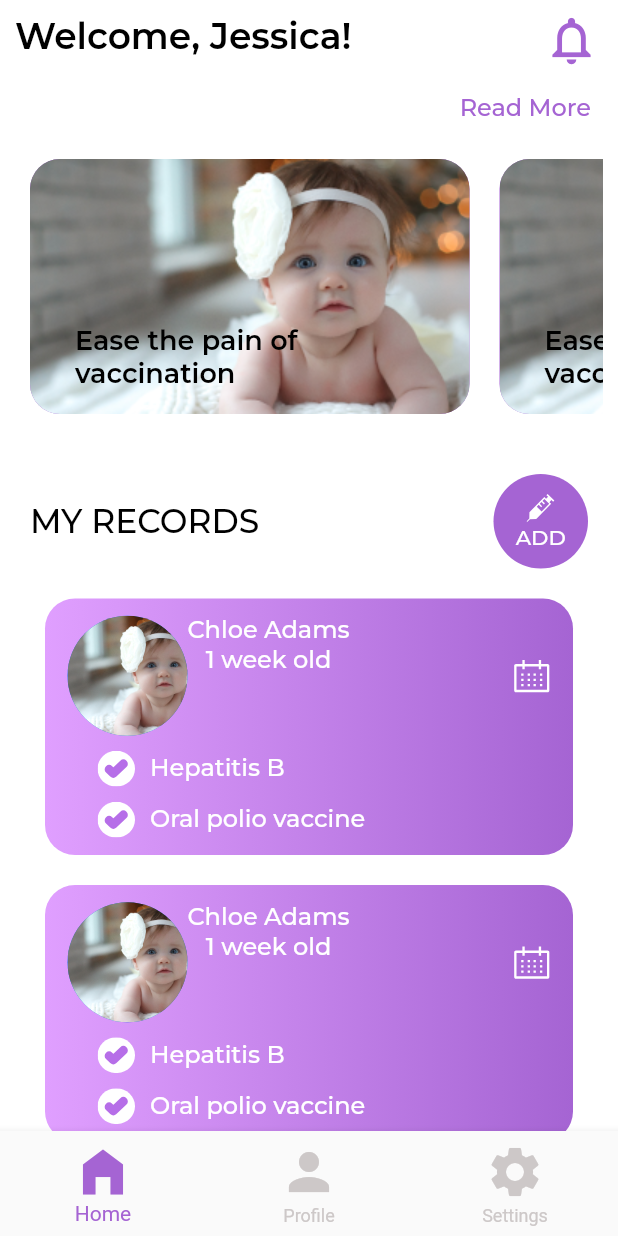
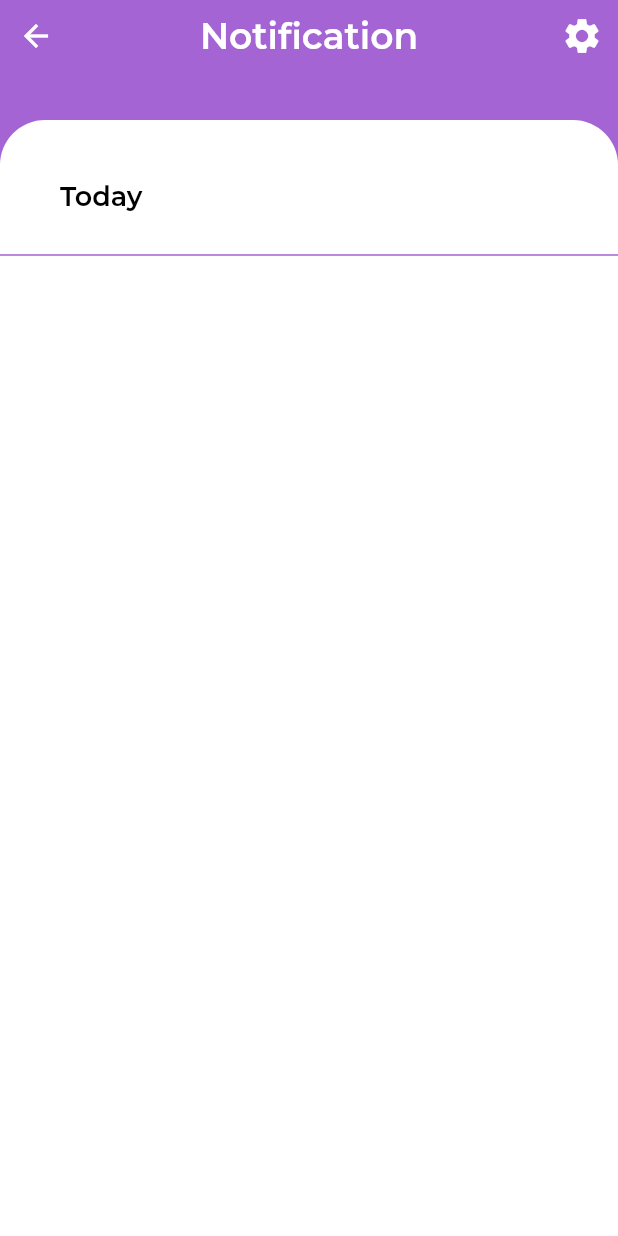
Before and after one commit to MaxTrent/immune_africa, a Flutter app: the screen it shows after launch, after a tap on the "notifications none" icon, on a phone screen of 412 x 824 dp. Run offline on Flutter 3.47's test engine with Material 2 defaults, Android fonts, the phone set to English and light mode, and no system bars; our stand-ins replace country_picker, csc_picker, dotted_border, firebase_core, flutter_svg, google_fonts and 2 more; accounts and stored records are empty.

Commit message:
new screens

```diff
--- a/lib/screens/dashbord.dart
+++ b/lib/screens/dashbord.dart
@@ -64,7 +64,7 @@ class Dashboard extends StatelessWidget {
                                padding: const EdgeInsets.all(10.0),
                                child: GestureDetector(
                                  onTap: (){
-                                   Navigator.of(context).push(MaterialPageRoute(builder: (context)=> RecordDetails()));
+                                   Navigator.of(context).push(MaterialPageRoute(builder: (context)=> const RecordDetails()));
                                  },
                                  child: Container(
                                    width: 337,
@@ -109,24 +109,24 @@ class Dashboard extends StatelessWidget {
                                              SvgPicture.asset('assets/calendar.svg'),
                                            ],
                                          ),
-                                         SizedBox(height: 10,),
+                                         const SizedBox(height: 10,),
                                          Padding(
-                                           padding: EdgeInsets.symmetric(horizontal: 20.0),
+                                           padding: const EdgeInsets.symmetric(horizontal: 20.0),
                                            child: Row(
                                              children: [
                                                SvgPicture.asset('assets/checkmark.svg'),
-                                               SizedBox(width: 10,),
+                                               const SizedBox(width: 10,),
                                                Text('Hepatitis B', style: Theme.of(context).textTheme.headline1,),
                                              ],
                                            ),
                                          ),
-                                         SizedBox(height: 10,),
+                                         const SizedBox(height: 10,),
                                          Padding(
-                                           padding: EdgeInsets.symmetric(horizontal: 20.0),
+                                           padding: const EdgeInsets.symmetric(horizontal: 20.0),
                                            child: Row(
                                              children: [
                                                SvgPicture.asset('assets/checkmark.svg'),
-                                               SizedBox(width: 10,),
+                                               const SizedBox(width: 10,),
                                                Text('Oral polio vaccine', style: Theme.of(context).textTheme.headline1,),
                                              ],
                                            ),
@@ -193,7 +193,7 @@ class _buildAppBar extends StatelessWidget {
           mainAxisAlignment: MainAxisAlignment.spaceBetween,
           children: [
             Text('Welcome, Jessica!', style: Theme.of(context).textTheme.headline2!.copyWith(color: Colors.black),),
-            IconButton(onPressed: (){}, icon: const Icon(Icons.notifications_none, size: 38, color: primaryAppColor,))
+            IconButton(onPressed: (){Navigator.of(context).push(MaterialPageRoute(builder: (context)=>const NotificationScreen()));}, icon: const Icon(Icons.notifications_none, size: 38, color: primaryAppColor,))
           ],
         ),
         TextButton(onPressed: (){Navigator.of(context).push(MaterialPageRoute(builder: (context)=>NewsArticles()));}, child: Text('Read More', style: Theme.of(context).textTheme.headline1!.copyWith(color: primaryAppColor),)),
--- a/lib/screens/notification_settings.dart
+++ b/lib/screens/notification_settings.dart
@@ -19,24 +19,26 @@ class NotificationSettings extends StatelessWidget {
         child: Column(
           crossAxisAlignment: CrossAxisAlignment.start,
           children: [
-            Text('Account Settings', style: Theme.of(context).textTheme.headline2!.copyWith(color: Colors.black)),
+            Text('Notification Settings', style: Theme.of(context).textTheme.headline2!.copyWith(color: Colors.black)),
             const SizedBox(height: 10,),
-            Text('This is where you can control your login settings', style: Theme.of(context).textTheme.headline1!.copyWith(fontSize: 18, color: Colors.black),),
+            Text('This is where you can control which notification this app sends you.', style: Theme.of(context).textTheme.headline1!.copyWith(fontSize: 18, color: Colors.black),),
             const Divider(thickness: 1, color: primaryAppColor,),
             SizedBox(height: 20,),
             ListTile(
               contentPadding: EdgeInsets.zero,
-              title: Text('Require password to\nlog in', style: Theme.of(context).textTheme.headline1!.copyWith(fontSize: 18, color: Colors.black, fontWeight: FontWeight.w600),),
+              title: Text('Immunization reminders', style: Theme.of(context).textTheme.headline1!.copyWith(fontSize: 18, color: Colors.black, fontWeight: FontWeight.w600),),
               trailing: CupertinoSwitch(value: true, onChanged: (value) {  },),
             ),
             SizedBox(height: 10,),
-            Text('Turning on this setting will require you to enter your ImmuneAfrica password each time you open the app.', style: Theme.of(context).textTheme.headline1!.copyWith(color: Colors.black.withOpacity(0.8)),),
+            Text('Turning off this notification means you will not receive any more immunization reminders for your infant.', style: Theme.of(context).textTheme.headline1!.copyWith(color: Colors.black.withOpacity(0.8)),),
             SizedBox(height: 30,),
             ListTile(
               contentPadding: EdgeInsets.zero,
               trailing: CupertinoSwitch(value: false, onChanged: (value){},),
-              title: Text('Enable Touch ID or\nFace ID to unlock App', style: Theme.of(context).textTheme.headline1!.copyWith(color: Colors.black, fontSize: 18, fontWeight: FontWeight.w600),),
-            )
+              title: Text('Immunize Platform\nUpdates', style: Theme.of(context).textTheme.headline1!.copyWith(color: Colors.black, fontSize: 18, fontWeight: FontWeight.w600),),
+            ),
+            SizedBox(height: 10,),
+            Text('Receive newsletters and notifications on our latest updates.', style: Theme.of(context).textTheme.headline1!.copyWith(color: Colors.black.withOpacity(0.8)),),
           ],
         ),
       ),
--- /dev/null
+++ b/lib/screens/notifications.dart
@@ -0,0 +1,56 @@
+import 'package:flutter/material.dart';
+import 'package:immune_africa/themes/app_themes.dart';
+
+class NotificationScreen extends StatelessWidget {
+  const NotificationScreen({super.key});
+
+  @override
+  Widget build(BuildContext context) {
+    return Scaffold(
+      backgroundColor: primaryAppColor,
+      body: SafeArea(
+        child: Column(
+          mainAxisAlignment: MainAxisAlignment.start,
+          children: [
+            Row(
+              mainAxisAlignment: MainAxisAlignment.spaceBetween,
+              children: [
+                IconButton(onPressed: (){Navigator.pop(context);}, icon: const Icon(Icons.arrow_back), color: Colors.white,),
+                Text('Notification', style: Theme.of(context).textTheme.headline2!.copyWith(color: Colors.white),),
+                IconButton(onPressed: (){}, icon: const Icon(Icons.settings, size: 28,), color: Colors.white, )
+              ],
+            ),
+            Expanded(
+              child: Align(
+                alignment: Alignment.bottomCenter,
+                child:
+                Container(
+                  width: MediaQuery.of(context).size.width,
+                  height: MediaQuery.of(context).size.height - 80,
+                  decoration: const BoxDecoration(
+                    color: Colors.white,
+                    borderRadius: BorderRadius.only(topLeft: Radius.circular(30),topRight:Radius.circular(30)),
+                  ),
+                  child: Column(
+                    mainAxisAlignment: MainAxisAlignment.start,
+                    crossAxisAlignment: CrossAxisAlignment.start,
+                    children: [
+                      Padding(
+                        padding: const EdgeInsets.only(top: 40.0, left: 40, bottom: 20),
+                        child: Text('Today',
+                          style: Theme.of(context).textTheme.headline1!.copyWith(color: Colors.black, fontSize: 18, fontWeight: FontWeight.w600)
+                        ),
+                      ),
+                      Divider(color: primaryAppColor, thickness: 1,)
+                    ],
+                  ),
+                ),
+              ),
+            ),
+
+          ],
+        ),
+      ),
+    );
+  }
+}
--- a/lib/screens/screens.dart
+++ b/lib/screens/screens.dart
@@ -21,3 +21,4 @@ export 'profile.dart';
 export 'settings.dart';
 export 'account_settings.dart';
 export 'notification_settings.dart';
+export 'notifications.dart';
```
Also changed, not shown: lib/screens/account_settings.dart (+6 -6 lines), lib/screens/vaccine_details.dart (+116 -48 lines).
